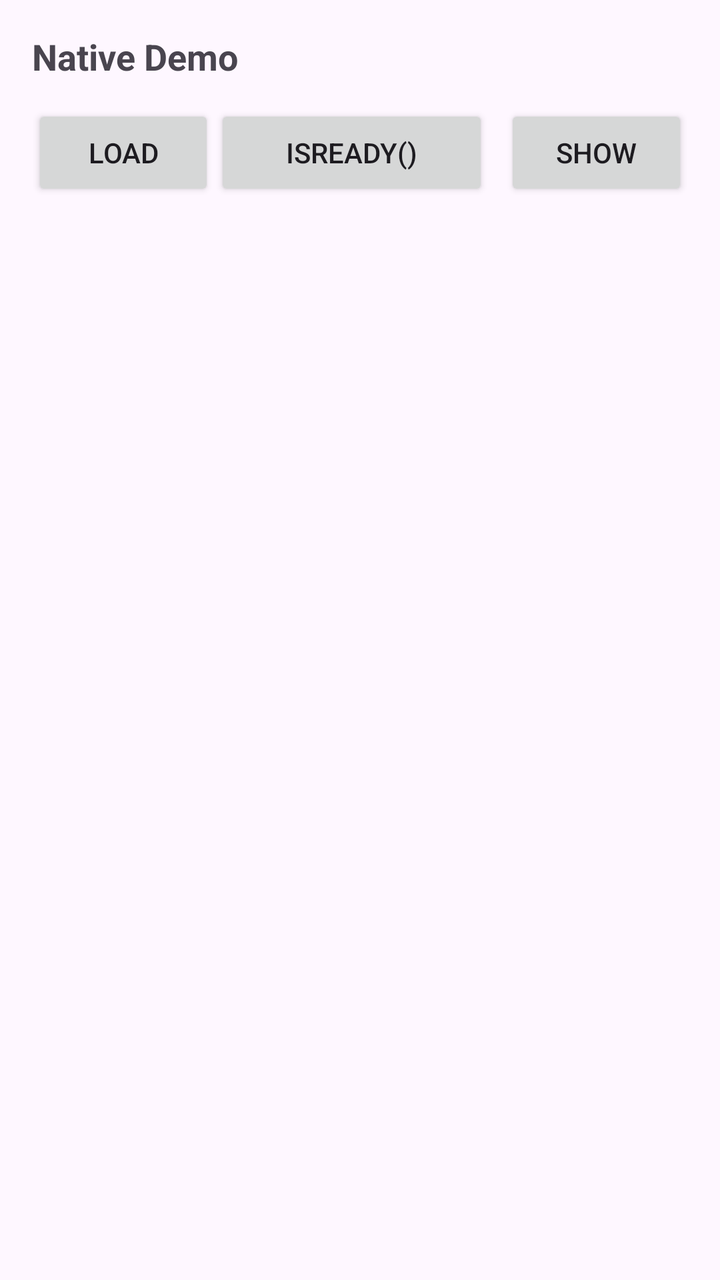
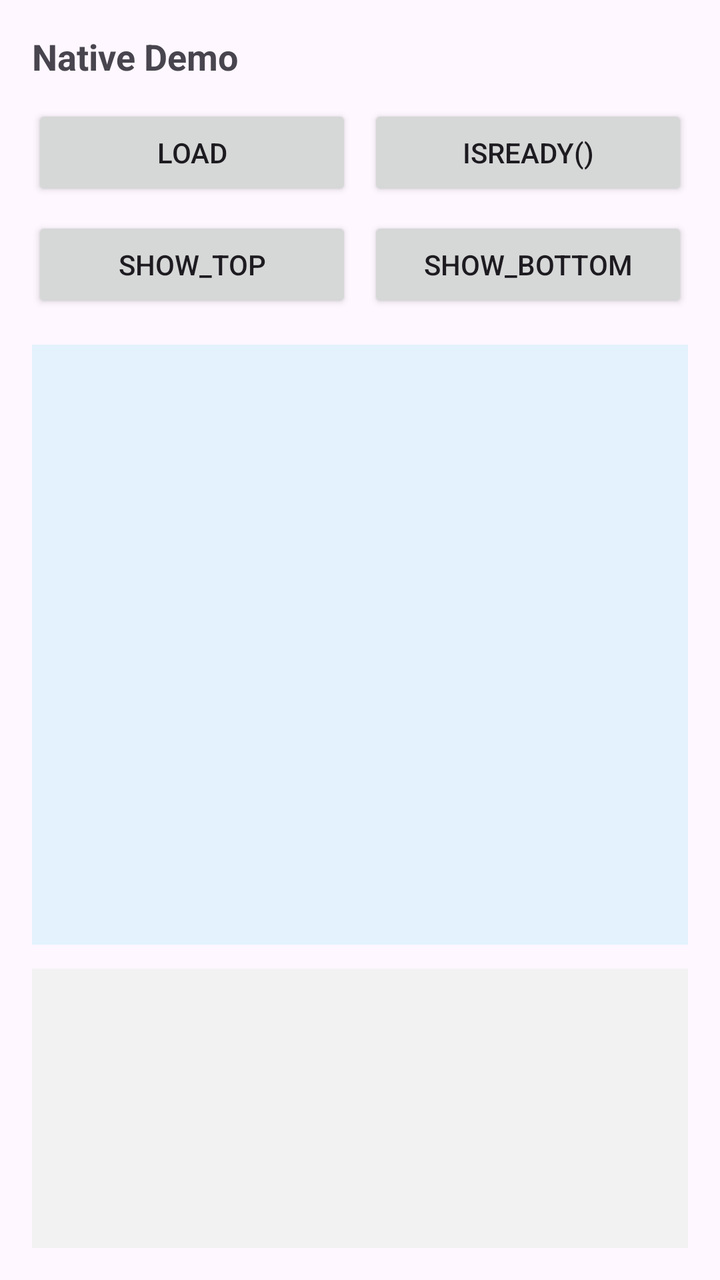

Before-and-after screenshots of an Android layout around one commit, followed by the original layout XML and the change that was made.
<!-- AndroidManifest.xml: application theme Theme.Demo2 -->
<!-- res/layout/activity_native_ad.xml -->
<?xml version="1.0" encoding="utf-8"?>
<LinearLayout xmlns:android="http://schemas.android.com/apk/res/android"
    android:layout_width="match_parent"
    android:layout_height="match_parent"
    android:orientation="vertical"
    android:padding="16dp">

    <TextView
        android:layout_width="match_parent"
        android:layout_height="wrap_content"
        android:text="Native Demo"
        android:textSize="18sp"
        android:textStyle="bold" />

    <LinearLayout
        android:layout_width="match_parent"
        android:layout_height="wrap_content"
        android:layout_marginTop="12dp"
        android:orientation="horizontal">

        <Button
            android:id="@+id/btn_load"
            android:layout_width="0dp"
            android:layout_height="wrap_content"
            android:layout_weight="0.8"
            android:text="Load" />


        <Button
            android:id="@+id/btn_check"
            android:layout_width="0dp"
            android:layout_height="wrap_content"
            android:layout_weight="1.2"
            android:text="isReady()" />

        <Button
            android:id="@+id/btn_show"
            android:layout_width="0dp"
            android:layout_height="wrap_content"
            android:layout_marginStart="8dp"
            android:layout_weight="0.8"
            android:text="Show" />
    </LinearLayout>

    <FrameLayout
        android:id="@+id/ad_container"
        android:layout_width="match_parent"
        android:layout_height="wrap_content"
        android:layout_marginTop="16dp"
        android:background="#EEEEEE" />

</LinearLayout>
<!-- resources referenced by this layout -->
<resources>
  <style name="Theme.Demo2" parent="Base.Theme.Demo2" />
  <style name="Base.Theme.Demo2" parent="Theme.Material3.DayNight.NoActionBar">
          
          
      </style>
</resources>

<!-- the commit's change to res/layout/activity_native_ad.xml (unified diff, before → after) -->
@@ -16,37 +16,68 @@
         android:layout_width="match_parent"
         android:layout_height="wrap_content"
         android:layout_marginTop="12dp"
-        android:orientation="horizontal">
+        android:orientation="vertical">
 
-        <Button
-            android:id="@+id/btn_load"
-            android:layout_width="0dp"
+        
+        <LinearLayout
+            android:layout_width="match_parent"
             android:layout_height="wrap_content"
-            android:layout_weight="0.8"
-            android:text="Load" />
+            android:orientation="horizontal">
 
+            <Button
+                android:id="@+id/btn_load"
+                android:layout_width="0dp"
+                android:layout_height="wrap_content"
+                android:layout_weight="1"
+                android:text="Load" />
 
-        <Button
-            android:id="@+id/btn_check"
-            android:layout_width="0dp"
+            <Button
+                android:id="@+id/btn_check"
+                android:layout_width="0dp"
+                android:layout_height="wrap_content"
+                android:layout_marginStart="8dp"
+                android:layout_weight="1"
+                android:text="isReady()" />
+
+        </LinearLayout>
+
+        
+        <LinearLayout
+            android:layout_width="match_parent"
             android:layout_height="wrap_content"
-            android:layout_weight="1.2"
-            android:text="isReady()" />
+            android:layout_marginTop="8dp"
+            android:orientation="horizontal">
 
-        <Button
-            android:id="@+id/btn_show"
-            android:layout_width="0dp"
-            android:layout_height="wrap_content"
-            android:layout_marginStart="8dp"
-            android:layout_weight="0.8"
-            android:text="Show" />
+            <Button
+                android:id="@+id/btn_show"
+                android:layout_width="0dp"
+                android:layout_height="wrap_content"
+                android:layout_weight="1"
+                android:text="Show_top" />
+
+            <Button
+                android:id="@+id/btn_show_bottom"
+                android:layout_width="0dp"
+                android:layout_height="wrap_content"
+                android:layout_marginStart="8dp"
+                android:layout_weight="1"
+                android:text="Show_bottom" />
+
+        </LinearLayout>
+
     </LinearLayout>
-
     <FrameLayout
         android:id="@+id/ad_container"
         android:layout_width="match_parent"
-        android:layout_height="wrap_content"
+        android:layout_height="300dp"
         android:layout_marginTop="16dp"
-        android:background="#EEEEEE" />
+        android:layout_marginBottom="12dp"
+        android:background="#E3F2FD" />
+
+    <FrameLayout
+        android:id="@+id/ad_container_bottom"
+        android:layout_width="match_parent"
+        android:layout_height="300dp"
+        android:background="#F2F2F2" />
 
 </LinearLayout>
